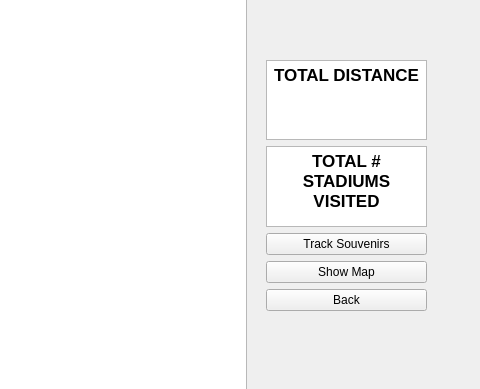
First picture: the form in CS8project2/mainwindow.ui, repository pradakev/CS8GroupProject2, before the edit; both pictures show x 344 to 824 and y 150 to 539 of the 824 by 622 pixel window.
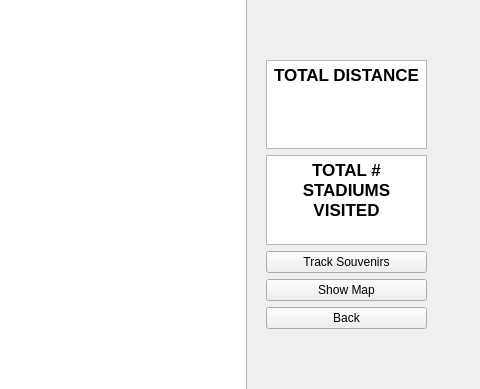
Second picture: the form after the edit. The open tabs and pages were chosen to show the change. Icons and pictures are not drawn.

```diff
--- a/CS8project2/mainwindow.ui
+++ b/CS8project2/mainwindow.ui
@@ -1110,7 +1110,7 @@
         <x>600</x>
         <y>210</y>
         <width>161</width>
-        <height>251</height>
+        <height>269</height>
        </rect>
       </property>
       <layout class="QVBoxLayout" name="verticalLayout">
@@ -1120,7 +1120,7 @@
           <string>&lt;!DOCTYPE HTML PUBLIC &quot;-//W3C//DTD HTML 4.0//EN&quot; &quot;http://www.w3.org/TR/REC-html40/strict.dtd&quot;&gt;
 &lt;html&gt;&lt;head&gt;&lt;meta name=&quot;qrichtext&quot; content=&quot;1&quot; /&gt;&lt;style type=&quot;text/css&quot;&gt;
 p, li { white-space: pre-wrap; }
-&lt;/style&gt;&lt;/head&gt;&lt;body style=&quot; font-family:'.SF NS Text'; font-size:13pt; font-weight:400; font-style:normal;&quot;&gt;
+&lt;/style&gt;&lt;/head&gt;&lt;body style=&quot; font-family:'.AppleSystemUIFont'; font-size:13pt; font-weight:400; font-style:normal;&quot;&gt;
 &lt;p align=&quot;center&quot; style=&quot; margin-top:0px; margin-bottom:0px; margin-left:0px; margin-right:0px; -qt-block-indent:0; text-indent:0px;&quot;&gt;&lt;span style=&quot; font-family:'.SF NS Text'; font-weight:600;&quot;&gt;TOTAL DISTANCE&lt;/span&gt;&lt;/p&gt;&lt;/body&gt;&lt;/html&gt;</string>
          </property>
         </widget>
@@ -1131,7 +1131,7 @@
           <string>&lt;!DOCTYPE HTML PUBLIC &quot;-//W3C//DTD HTML 4.0//EN&quot; &quot;http://www.w3.org/TR/REC-html40/strict.dtd&quot;&gt;
 &lt;html&gt;&lt;head&gt;&lt;meta name=&quot;qrichtext&quot; content=&quot;1&quot; /&gt;&lt;style type=&quot;text/css&quot;&gt;
 p, li { white-space: pre-wrap; }
-&lt;/style&gt;&lt;/head&gt;&lt;body style=&quot; font-family:'.SF NS Text'; font-size:13pt; font-weight:400; font-style:normal;&quot;&gt;
+&lt;/style&gt;&lt;/head&gt;&lt;body style=&quot; font-family:'.AppleSystemUIFont'; font-size:13pt; font-weight:400; font-style:normal;&quot;&gt;
 &lt;p align=&quot;center&quot; style=&quot; margin-top:0px; margin-bottom:0px; margin-left:0px; margin-right:0px; -qt-block-indent:0; text-indent:0px;&quot;&gt;&lt;span style=&quot; font-family:'.SF NS Text'; font-weight:600;&quot;&gt;TOTAL # STADIUMS VISITED&lt;/span&gt;&lt;/p&gt;&lt;/body&gt;&lt;/html&gt;</string>
          </property>
         </widget>
```
Left out of the diff: 10 changed lines with no effect on the pictures.
